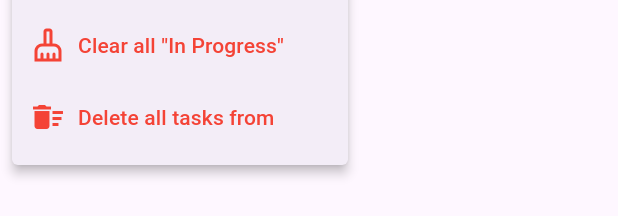
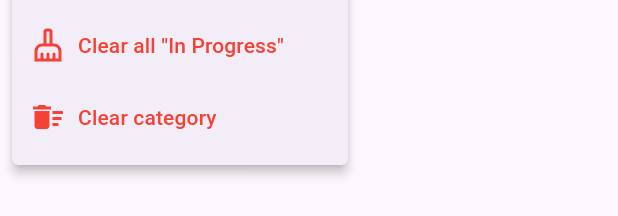
Before and after one commit to oleg9952/taskly, a Flutter app: the HeaderPopup widget shown alone on an empty page, opened directly with empty values, after a tap on the "edit note" icon, on a phone screen of 412 x 824 dp. Shown: the part 279-495 px from the top of the screen. Run offline on Flutter 3.47's test engine with Material 3 defaults, Android fonts, the phone set to English and light mode, and no system bars; our stand-ins replace go_router.

Commit message:
refactor header_popup actions

```diff
--- a/lib/screens/category/category.dart
+++ b/lib/screens/category/category.dart
@@ -44,8 +44,8 @@ class _CategoryScreenState extends State<CategoryScreen>
               actions: [
                 HeaderPopup(
                   categoryName: widget.categoryId,
-                  isCompletedView: _tabController.index ==
-                      CategoryTabViewVariant.completed.index,
+                  viewVariant:
+                      CategoryTabViewVariant.values[_tabController.index],
                 )
               ],
               centerTitle: true,
--- /dev/null
+++ b/lib/screens/category/widgets/deps.dart
@@ -0,0 +1,97 @@
+import 'package:flutter/material.dart';
+
+// ------------------------------------------------------------
+// TYPES
+// ------------------------------------------------------------
+
+enum ActionVariants {
+  createTask,
+  deleteTask,
+  completeAll,
+  incompleteAll,
+  clearAllInProgress,
+  clearAllCompleted,
+  clearCategory
+}
+
+class PopupAction {
+  final String label;
+  final Color labelColor;
+
+  final IconData iconType;
+  final MaterialColor iconColor;
+
+  final ActionVariants variant;
+
+  PopupAction(
+      {required this.label,
+      required this.labelColor,
+      required this.iconType,
+      required this.iconColor,
+      required this.variant});
+}
+
+// ------------------------------------------------------------
+// CONSTANTS
+// ------------------------------------------------------------
+
+final List<ActionVariants> inProgressActionVariants = [
+  ActionVariants.createTask,
+  ActionVariants.deleteTask,
+  ActionVariants.completeAll,
+  ActionVariants.clearAllInProgress,
+  ActionVariants.clearCategory
+];
+
+final List<ActionVariants> completedActionVariants = [
+  ActionVariants.createTask,
+  ActionVariants.deleteTask,
+  ActionVariants.incompleteAll,
+  ActionVariants.clearAllCompleted,
+  ActionVariants.clearCategory
+];
+
+final List<PopupAction> allActions = [
+  PopupAction(
+      label: 'Create task',
+      labelColor: Colors.blue,
+      iconType: Icons.add_circle_outline,
+      iconColor: Colors.blue,
+      variant: ActionVariants.createTask),
+  PopupAction(
+      label: 'Delete task',
+      labelColor: Colors.blue,
+      iconType: Icons.delete_forever_rounded,
+      iconColor: Colors.blue,
+      variant: ActionVariants.deleteTask),
+  PopupAction(
+      label: 'Complete All',
+      labelColor: Colors.blue,
+      iconType: Icons.done_all_outlined,
+      iconColor: Colors.blue,
+      variant: ActionVariants.completeAll),
+  PopupAction(
+      label: 'Incomplete All',
+      labelColor: Colors.blue,
+      iconType: Icons.remove_done,
+      iconColor: Colors.blue,
+      variant: ActionVariants.incompleteAll),
+  PopupAction(
+      label: 'Clear all "In Progress"',
+      labelColor: Colors.red,
+      iconType: Icons.cleaning_services_outlined,
+      iconColor: Colors.red,
+      variant: ActionVariants.clearAllInProgress),
+  PopupAction(
+      label: 'Clear all "Completed"',
+      labelColor: Colors.red,
+      iconType: Icons.cleaning_services_rounded,
+      iconColor: Colors.red,
+      variant: ActionVariants.clearAllCompleted),
+  PopupAction(
+      label: 'Clear category',
+      labelColor: Colors.red,
+      iconType: Icons.delete_sweep,
+      iconColor: Colors.red,
+      variant: ActionVariants.clearCategory),
+];
--- a/lib/screens/category/widgets/header_popup.dart
+++ b/lib/screens/category/widgets/header_popup.dart
@@ -1,12 +1,14 @@
 import 'package:flutter/material.dart';
 import 'package:taskly/shared/types.dart';
 
+import 'deps.dart';
+
 class HeaderPopup extends StatefulWidget {
   final String categoryName;
-  final bool isCompletedView;
+  final CategoryTabViewVariant viewVariant;
 
   const HeaderPopup(
-      {super.key, required this.categoryName, required this.isCompletedView});
+      {super.key, required this.categoryName, required this.viewVariant});
 
   @override
   State<HeaderPopup> createState() => _HeaderPopupState();
@@ -19,49 +21,35 @@ class _HeaderPopupState extends State<HeaderPopup> {
       position: PopupMenuPosition.under,
       icon: const Icon(Icons.edit_note),
       iconSize: 30,
-      itemBuilder: (context) => _getItems(),
+      itemBuilder: (context) => _renderItems(),
     );
   }
 
-  List<PopupMenuEntry> _getItems() {
-    final config = _config.where(
-      (element) {
-        final viewType = element['viewType'] as CategoryTabViewVariant?;
-        final isForBothViews = element['isForBothViews'] as bool;
-
-        if (isForBothViews) return true;
-
-        final isCompletedView = viewType == CategoryTabViewVariant.completed;
-        final isInProgressView = viewType == CategoryTabViewVariant.inProgress;
-
-        return widget.isCompletedView ? isCompletedView : isInProgressView;
-      },
-    );
+  List<PopupMenuEntry> _renderItems() {
+    final isInProgressView =
+        widget.viewVariant.name == CategoryTabViewVariant.inProgress.name;
+    final config =
+        isInProgressView ? inProgressActionVariants : completedActionVariants;
 
     return config.map(
-      (e) {
-        final text = e['text'] as Map<String, dynamic>;
-        final icon = e['icon'] as Map<String, dynamic>;
-
-        final iconType = icon['type'] as IconData;
-        final iconColor = icon['color'] as MaterialColor;
-
-        final textValue = text['value'] as String;
-        final textColor = text['color'] as Color;
+      (variant) {
+        final action = allActions.firstWhere(
+          (element) => element.variant.name == variant.name,
+        );
 
         return PopupMenuItem(
           child: Row(
             children: [
               Icon(
-                iconType,
-                color: iconColor,
+                action.iconType,
+                color: action.iconColor,
               ),
               const SizedBox(
                 width: 8,
               ),
               Text(
-                textValue,
-                style: TextStyle(color: textColor),
+                action.label,
+                style: TextStyle(color: action.labelColor),
               )
             ],
           ),
@@ -69,59 +57,4 @@ class _HeaderPopupState extends State<HeaderPopup> {
       },
     ).toList();
   }
-
-  List<Map<String, dynamic>> get _config => [
-        {
-          'text': {'value': 'Create task', 'color': Colors.blue},
-          'icon': {'type': Icons.add_circle_outline, 'color': Colors.blue},
-          'viewType': null,
-          'isForBothViews': true
-        },
-        {
-          'text': {'value': 'Delete task', 'color': Colors.blue},
-          'icon': {'type': Icons.delete_forever_rounded, 'color': Colors.blue},
-          'viewType': null,
-          'isForBothViews': true
-        },
-        {
-          'text': {'value': 'Complete All', 'color': Colors.blue},
-          'icon': {'type': Icons.done_all_outlined, 'color': Colors.blue},
-          'viewType': CategoryTabViewVariant.inProgress,
-          'isForBothViews': false
-        },
-        {
-          'text': {'value': 'Incomplete All', 'color': Colors.blue},
-          'icon': {'type': Icons.remove_done, 'color': Colors.blue},
-          'viewType': CategoryTabViewVariant.completed,
-          'isForBothViews': false
-        },
-        {
-          'text': {'value': 'Clear all "In Progress"', 'color': Colors.red},
-          'icon': {
-            'type': Icons.cleaning_services_outlined,
-            'color': Colors.red
-          },
-          'viewType': CategoryTabViewVariant.inProgress,
-          'isForBothViews': false
-        },
-        {
-          'text': {'value': 'Clear all "Completed"', 'color': Colors.red},
-          'icon': {
-            'type': Icons.cleaning_services_rounded,
-            'color': Colors.red
-          },
-          'viewType': CategoryTabViewVariant.completed,
-          'isForBothViews': false
-        },
-        {
-          'text': {
-            'value':
-                'Delete all tasks from ${widget.categoryName.toUpperCase()}',
-            'color': Colors.red
-          },
-          'icon': {'type': Icons.delete_sweep, 'color': Colors.red},
-          'viewType': null,
-          'isForBothViews': true
-        }
-      ];
 }
```
